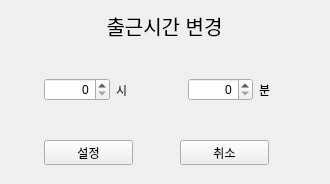
Jeho0216/attendance_manage_project, file attendance_manage/form_set_clock.ui: the form before one commit.
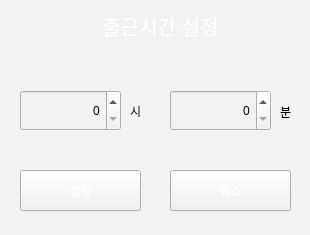
The form after the commit. Icons and pictures are not drawn.

What changed in the file:
```diff
--- a/attendance_manage/form_set_clock.ui
+++ b/attendance_manage/form_set_clock.ui
@@ -6,20 +6,23 @@
    <rect>
     <x>0</x>
     <y>0</y>
-    <width>330</width>
-    <height>184</height>
+    <width>310</width>
+    <height>235</height>
    </rect>
   </property>
   <property name="windowTitle">
    <string>setting</string>
   </property>
+  <property name="styleSheet">
+   <string notr="true">background-color: rgb(242,242,242);</string>
+  </property>
   <widget class="QLabel" name="label">
    <property name="geometry">
     <rect>
-     <x>4</x>
-     <y>10</y>
+     <x>0</x>
+     <y>0</y>
      <width>321</width>
-     <height>31</height>
+     <height>51</height>
     </rect>
    </property>
    <property name="font">
@@ -27,68 +30,30 @@
      <pointsize>15</pointsize>
     </font>
    </property>
+   <property name="styleSheet">
+    <string notr="true">border-image: url(:/image/button.jpg);
+color: rgb(255, 255, 255);</string>
+   </property>
    <property name="text">
-    <string>출근시간 변경</string>
+    <string>출근시간 설정</string>
    </property>
    <property name="alignment">
     <set>Qt::AlignCenter</set>
    </property>
   </widget>
-  <widget class="QWidget" name="horizontalLayoutWidget">
-   <property name="geometry">
-    <rect>
-     <x>44</x>
-     <y>50</y>
-     <width>281</width>
-     <height>80</height>
-    </rect>
-   </property>
-   <layout class="QHBoxLayout" name="horizontalLayout">
-    <item>
-     <widget class="QSpinBox" name="spinBox_hh">
-      <property name="alignment">
-       <set>Qt::AlignRight|Qt::AlignTrailing|Qt::AlignVCenter</set>
-      </property>
-      <property name="maximum">
-       <number>23</number>
-      </property>
-     </widget>
-    </item>
-    <item>
-     <widget class="QLabel" name="label_2">
-      <property name="text">
-       <string>시</string>
-      </property>
-     </widget>
-    </item>
-    <item>
-     <widget class="QSpinBox" name="spinBox_mm">
-      <property name="alignment">
-       <set>Qt::AlignRight|Qt::AlignTrailing|Qt::AlignVCenter</set>
-      </property>
-      <property name="maximum">
-       <number>59</number>
-      </property>
-     </widget>
-    </item>
-    <item>
-     <widget class="QLabel" name="label_3">
-      <property name="text">
-       <string>분</string>
-      </property>
-     </widget>
-    </item>
-   </layout>
-  </widget>
   <widget class="QPushButton" name="pushButton_set">
    <property name="geometry">
     <rect>
-     <x>44</x>
-     <y>140</y>
-     <width>89</width>
-     <height>25</height>
+     <x>20</x>
+     <y>170</y>
+     <width>121</width>
+     <height>41</height>
     </rect>
    </property>
+   <property name="styleSheet">
+    <string notr="true">border-image: url(:/image/button.jpg);
+color: rgb(255, 255, 255);</string>
+   </property>
    <property name="text">
     <string>설정</string>
    </property>
@@ -96,16 +61,78 @@
   <widget class="QPushButton" name="pushButton_cancel">
    <property name="geometry">
     <rect>
-     <x>180</x>
-     <y>140</y>
-     <width>89</width>
-     <height>25</height>
+     <x>170</x>
+     <y>170</y>
+     <width>121</width>
+     <height>41</height>
     </rect>
    </property>
+   <property name="styleSheet">
+    <string notr="true">border-image: url(:/image/button.jpg);
+color: rgb(255, 255, 255);</string>
+   </property>
    <property name="text">
     <string>취소</string>
    </property>
   </widget>
+  <widget class="QLabel" name="label_3">
+   <property name="geometry">
+    <rect>
+     <x>280</x>
+     <y>96</y>
+     <width>21</width>
+     <height>31</height>
+    </rect>
+   </property>
+   <property name="text">
+    <string>분</string>
+   </property>
+  </widget>
+  <widget class="QLabel" name="label_2">
+   <property name="geometry">
+    <rect>
+     <x>130</x>
+     <y>95</y>
+     <width>31</width>
+     <height>31</height>
+    </rect>
+   </property>
+   <property name="text">
+    <string>시</string>
+   </property>
+  </widget>
+  <widget class="QSpinBox" name="spinBox_mm">
+   <property name="geometry">
+    <rect>
+     <x>170</x>
+     <y>90</y>
+     <width>101</width>
+     <height>41</height>
+    </rect>
+   </property>
+   <property name="alignment">
+    <set>Qt::AlignRight|Qt::AlignTrailing|Qt::AlignVCenter</set>
+   </property>
+   <property name="maximum">
+    <number>59</number>
+   </property>
+  </widget>
+  <widget class="QSpinBox" name="spinBox_hh">
+   <property name="geometry">
+    <rect>
+     <x>20</x>
+     <y>90</y>
+     <width>101</width>
+     <height>41</height>
+    </rect>
+   </property>
+   <property name="alignment">
+    <set>Qt::AlignRight|Qt::AlignTrailing|Qt::AlignVCenter</set>
+   </property>
+   <property name="maximum">
+    <number>23</number>
+   </property>
+  </widget>
  </widget>
  <resources/>
  <connections/>
```
